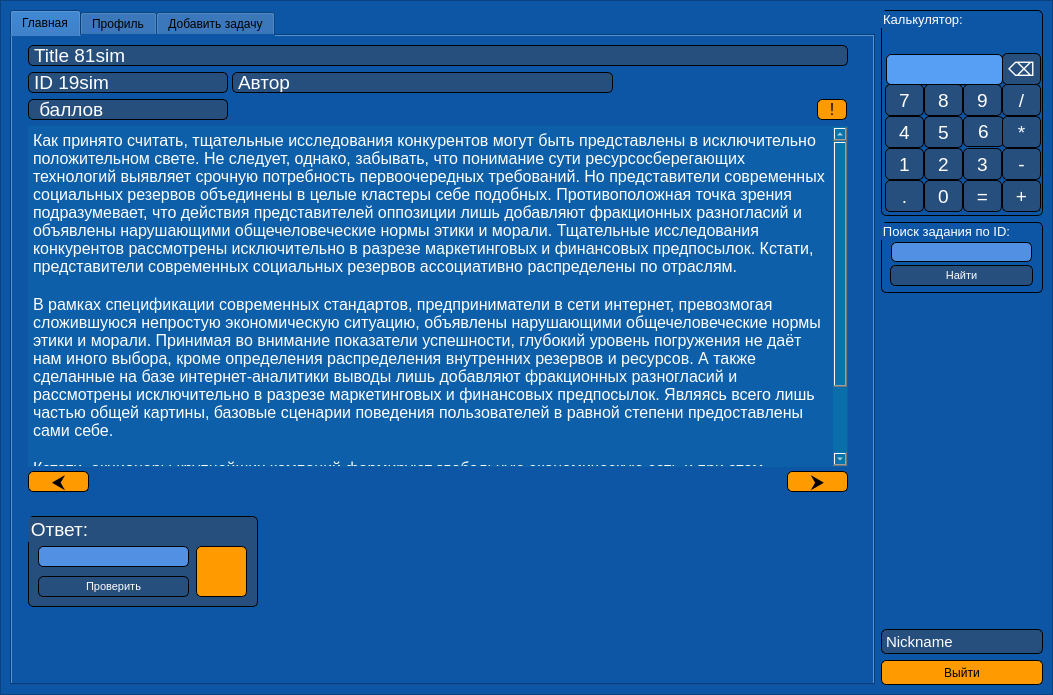
TereDom/MathBattle, file data/ui/client.ui: the form before one commit.
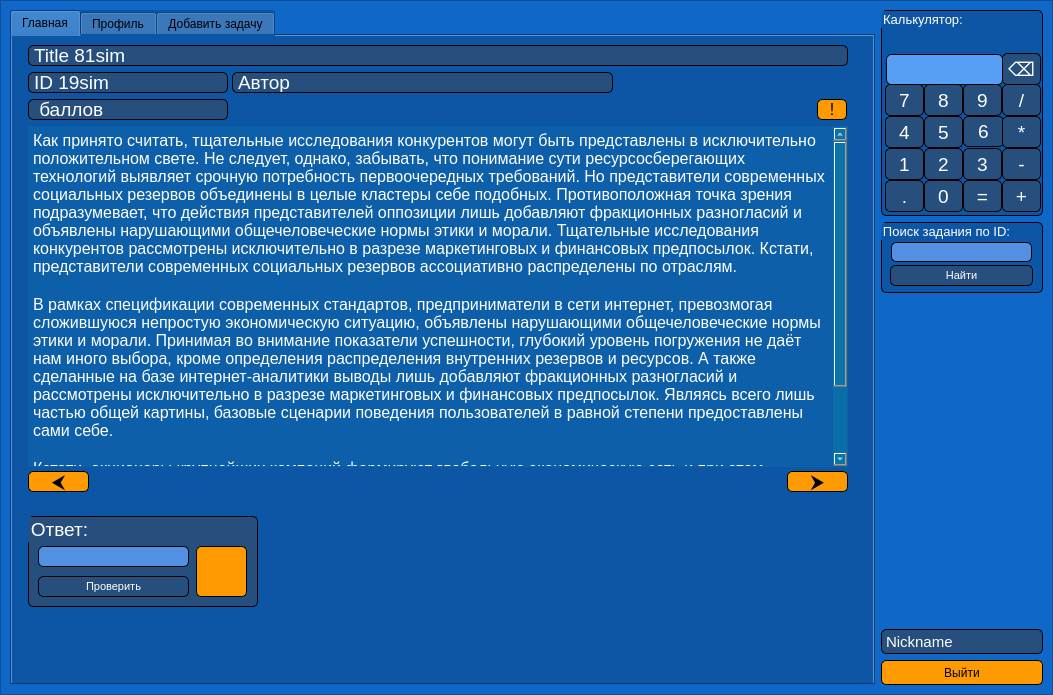
The form after the commit.

Diff of the .ui file:
```diff
--- a/data/ui/client.ui
+++ b/data/ui/client.ui
@@ -35,9 +35,20 @@
     </property>
     <item row="1" column="0">
      <widget class="QScrollArea" name="scrollArea">
+      <property name="minimumSize">
+       <size>
+        <width>1053</width>
+        <height>695</height>
+       </size>
+      </property>
+      <property name="maximumSize">
+       <size>
+        <width>1053</width>
+        <height>695</height>
+       </size>
+      </property>
       <property name="styleSheet">
-       <string notr="true">background-color: rgb(13, 86, 166);
-</string>
+       <string notr="true">background-color: rgb(15, 104, 199);</string>
       </property>
       <property name="frameShadow">
        <enum>QFrame::Raised</enum>
```
